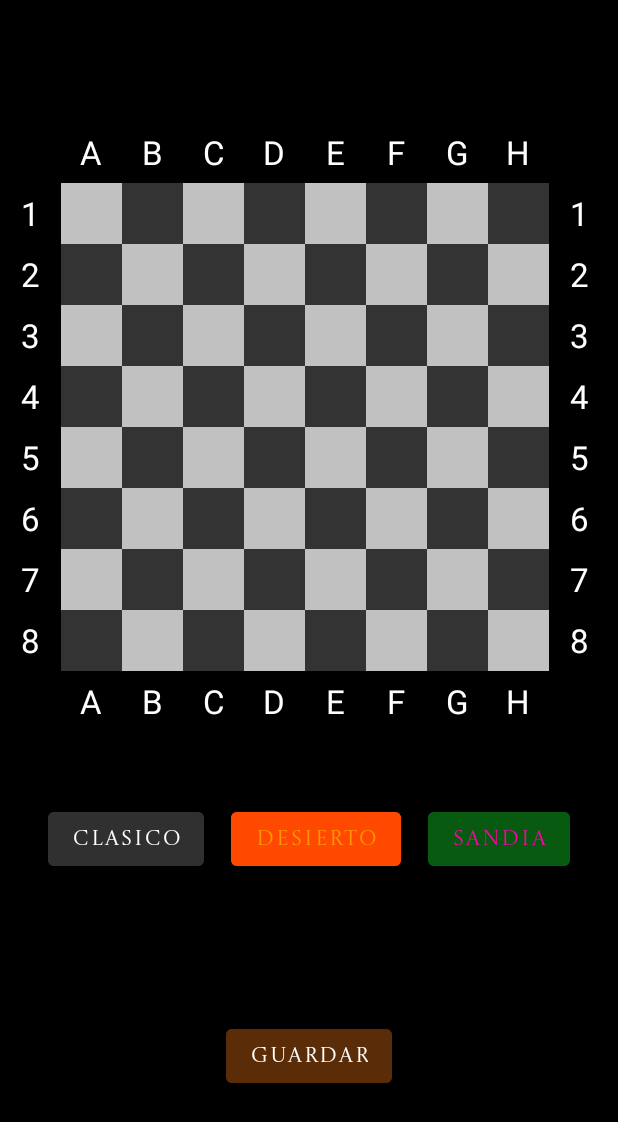
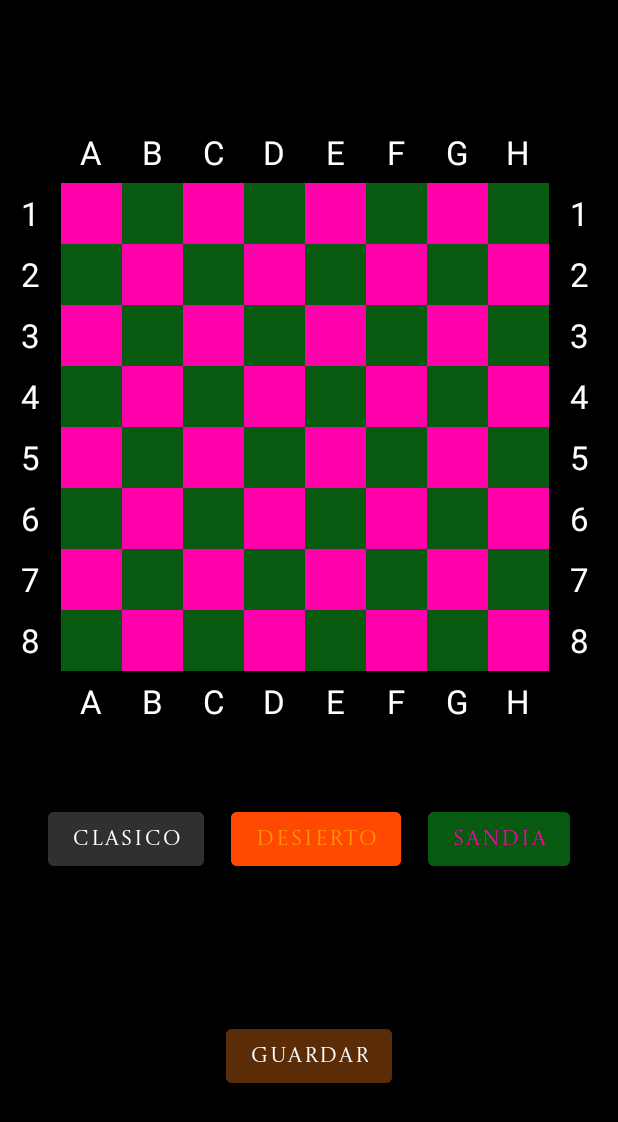
Before and after one commit to Jolutase827/EpicAjedrezMovileEvolution2.0, an Android app: the Opciones screen opened directly, with no data from a screen before it, after a tap on "SANDIA", on a phone screen of 412 x 824 dp. Shown: the top 1122 px of the screen. Run offline under Robolectric (Android 15) with nearby library versions, the phone set to English and light mode, and no system bars; libraries missing offline, so code that uses them is left out: com.diogonunes.jcolor.

Commit message:
25/04/2023

```diff
--- a/app/src/main/java/es/ieslavereda/epicajedrezmovileevolution20/Opciones.java
+++ b/app/src/main/java/es/ieslavereda/epicajedrezmovileevolution20/Opciones.java
@@ -16,33 +16,36 @@ public class Opciones extends AppCompatActivity {
 
     private Button clasic,disierto,sandia,guardar;
     private Tablero tablero;
-    private ColoresTablero coloresTablero;
 
-    @SuppressLint("MissingInflatedId")
+    @SuppressLint({"MissingInflatedId", "WrongViewCast"})
     @Override
     protected void onCreate(Bundle savedInstanceState) {
         super.onCreate(savedInstanceState);
         setContentView(R.layout.activity_opciones);
-        tablero = findViewById(R.id.tableLayaut);
+        tablero = findViewById(R.id.tablero);
         clasic = findViewById(R.id.clasic);
         disierto = findViewById(R.id.desierto);
         sandia = findViewById(R.id.sandia);
         guardar = findViewById(R.id.guardar);
+
         clasic.setOnClickListener(view -> {
-            coloresTablero = new ColoresTablero(R.color.cellBlack,R.color.cellWhite);
-            tablero.setColoresTablero(coloresTablero);
+            tablero.setColoresTablero(new ColoresTablero(R.color.cellBlack,R.color.cellWhite));
         });
+
+
         disierto.setOnClickListener(view -> {
-            coloresTablero = new ColoresTablero(R.color.cellDessertBlack,R.color.cellDessertWhite);
-            tablero.setColoresTablero(coloresTablero);
+            tablero.setColoresTablero(new ColoresTablero(R.color.cellDessertBlack,R.color.cellDessertWhite));
         });
+
+
         sandia.setOnClickListener(view -> {
-            coloresTablero=new ColoresTablero(R.color.cellSandiaBlack,R.color.cellSandiaWhite);
-            tablero.setColoresTablero(coloresTablero);
+            tablero.setColoresTablero(new ColoresTablero(R.color.cellSandiaBlack,R.color.cellSandiaWhite));
         });
+
+
         guardar.setOnClickListener(view -> {
             Intent intent = new Intent();
-            intent.putExtra("colores",coloresTablero);
+            intent.putExtra("colores",tablero.getColoresTablero());
             setResult(RESULT_OK,intent);
             finish();
         });
--- a/app/src/main/java/es/ieslavereda/epicajedrezmovileevolution20/model/Tablero.java
+++ b/app/src/main/java/es/ieslavereda/epicajedrezmovileevolution20/model/Tablero.java
@@ -64,6 +64,10 @@ public class Tablero extends TableLayout implements Serializable {
         addTextViews();
         addDeadCamp(20);
         placePieces();
+    }
+
+    public ColoresTablero getColoresTablero() {
+        return coloresTablero;
     }
 
     public void setColoresTablero(ColoresTablero coloresTablero) {
--- a/app/src/main/res/layout/activity_opciones.xml
+++ b/app/src/main/res/layout/activity_opciones.xml
@@ -8,7 +8,7 @@
     tools:context=".Opciones">
 
     <es.ieslavereda.epicajedrezmovileevolution20.model.Tablero
-        android:id="@+id/tableLayout"
+        android:id="@+id/tablero"
         android:layout_width="match_parent"
         android:layout_height="535dp"
         app:layout_constraintBottom_toBottomOf="parent"
@@ -27,7 +27,7 @@
         android:fontFamily="@font/castorotitlingregular"
         android:text="Clasico"
         app:layout_constraintStart_toStartOf="parent"
-        app:layout_constraintTop_toBottomOf="@+id/tableLayout" />
+        app:layout_constraintTop_toBottomOf="@+id/tablero" />
 
     <Button
         android:id="@+id/sandia"
@@ -39,7 +39,7 @@
         android:text="Sandia"
         android:textColor="#FF00AA"
         app:layout_constraintEnd_toEndOf="parent"
-        app:layout_constraintTop_toBottomOf="@+id/tableLayout" />
+        app:layout_constraintTop_toBottomOf="@+id/tablero" />
 
     <Button
         android:id="@+id/desierto"
@@ -51,7 +51,7 @@
         android:textColor="#FF9800"
         app:layout_constraintEnd_toStartOf="@+id/sandia"
         app:layout_constraintStart_toEndOf="@+id/clasic"
-        app:layout_constraintTop_toBottomOf="@+id/tableLayout" />
+        app:layout_constraintTop_toBottomOf="@+id/tablero" />
 
     <Button
         android:id="@+id/guardar"
--- a/app/src/main/res/values/colors.xml
+++ b/app/src/main/res/values/colors.xml
@@ -15,8 +15,4 @@
     <color name="hightLight_black_Kill">#FD0000</color>
     <color name="HIGHLIGHT_JAKE_BLACK">#B082F3</color>
     <color name="HIGHLIGHT_JAKE_WHITE">#FF6200EE</color>
-    <color name="cellDessertWhite">#FF9800</color>
-    <color name="cellDessertBlack">#FF4800</color>
-    <color name="cellSandiaWhite">#FF00AA</color>
-    <color name="cellSandiaBlack">#085A11</color>
 </resources>
```
Also changed, not shown: app/src/main/java/es/ieslavereda/epicajedrezmovileevolution20/model/Celda.java (+9 -8 lines), app/src/main/res/values/colores2.xml (added, +7 -0 lines).
